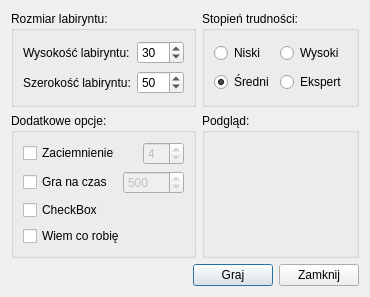
Before: the Qt Designer form settingsdialog.ui in 289698/GenerowanieLabiryntu, drawn with Qt 5.
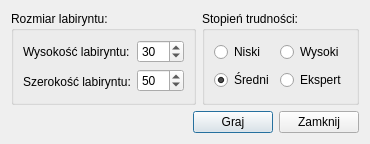
After: the same form once the commit is applied.

What changed in the file:
```diff
--- a/settingsdialog.ui
+++ b/settingsdialog.ui
@@ -7,7 +7,7 @@
     <x>0</x>
     <y>0</y>
     <width>358</width>
-    <height>297</height>
+    <height>144</height>
    </rect>
   </property>
   <property name="windowTitle">
@@ -165,137 +165,6 @@
        </layout>
       </widget>
      </item>
-     <item row="1" column="0">
-      <widget class="QGroupBox" name="groupBox_options">
-       <property name="enabled">
-        <bool>true</bool>
-       </property>
-       <property name="title">
-        <string>Dodatkowe opcje:</string>
-       </property>
-       <property name="checkable">
-        <bool>false</bool>
-       </property>
-       <property name="checked">
-        <bool>false</bool>
-       </property>
-       <layout class="QVBoxLayout" name="verticalLayout">
-        <item>
-         <layout class="QHBoxLayout" name="horizontalLayout_3">
-          <item>
-           <widget class="QCheckBox" name="checkBox_blackout">
-            <property name="contextMenuPolicy">
-             <enum>Qt::CustomContextMenu</enum>
-            </property>
-            <property name="text">
-             <string>Zaciemnienie</string>
-            </property>
-           </widget>
-          </item>
-          <item>
-           <spacer name="horizontalSpacer_3">
-            <property name="orientation">
-             <enum>Qt::Horizontal</enum>
-            </property>
-            <property name="sizeHint" stdset="0">
-             <size>
-              <width>40</width>
-              <height>20</height>
-             </size>
-            </property>
-           </spacer>
-          </item>
-          <item>
-           <widget class="QSpinBox" name="spinBox_blackout">
-            <property name="enabled">
-             <bool>false</bool>
-            </property>
-            <property name="minimum">
-             <number>1</number>
-            </property>
-            <property name="maximum">
-             <number>10</number>
-            </property>
-            <property name="value">
-             <number>4</number>
-            </property>
-           </widget>
-          </item>
-         </layout>
-        </item>
-        <item>
-         <layout class="QHBoxLayout" name="horizontalLayout_4">
-          <item>
-           <widget class="QCheckBox" name="checkBox_time">
-            <property name="contextMenuPolicy">
-             <enum>Qt::CustomContextMenu</enum>
-            </property>
-            <property name="text">
-             <string>Gra na czas</string>
-            </property>
-           </widget>
-          </item>
-          <item>
-           <spacer name="horizontalSpacer_4">
-            <property name="orientation">
-             <enum>Qt::Horizontal</enum>
-            </property>
-            <property name="sizeHint" stdset="0">
-             <size>
-              <width>40</width>
-              <height>20</height>
-             </size>
-            </property>
-           </spacer>
-          </item>
-          <item>
-           <widget class="QSpinBox" name="spinBox_time">
-            <property name="enabled">
-             <bool>false</bool>
-            </property>
-            <property name="minimum">
-             <number>1</number>
-            </property>
-            <property name="maximum">
-             <number>10000</number>
-            </property>
-            <property name="value">
-             <number>500</number>
-            </property>
-           </widget>
-          </item>
-         </layout>
-        </item>
-        <item>
-         <widget class="QCheckBox" name="checkBox_3">
-          <property name="contextMenuPolicy">
-           <enum>Qt::CustomContextMenu</enum>
-          </property>
-          <property name="text">
-           <string>CheckBox</string>
-          </property>
-         </widget>
-        </item>
-        <item>
-         <widget class="QCheckBox" name="checkBox_superUser">
-          <property name="contextMenuPolicy">
-           <enum>Qt::CustomContextMenu</enum>
-          </property>
-          <property name="text">
-           <string>Wiem co robię</string>
-          </property>
-         </widget>
-        </item>
-       </layout>
-      </widget>
-     </item>
-     <item row="1" column="1">
-      <widget class="QGroupBox" name="groupBox">
-       <property name="title">
-        <string>Podgląd:</string>
-       </property>
-      </widget>
-     </item>
     </layout>
    </item>
    <item>
```
